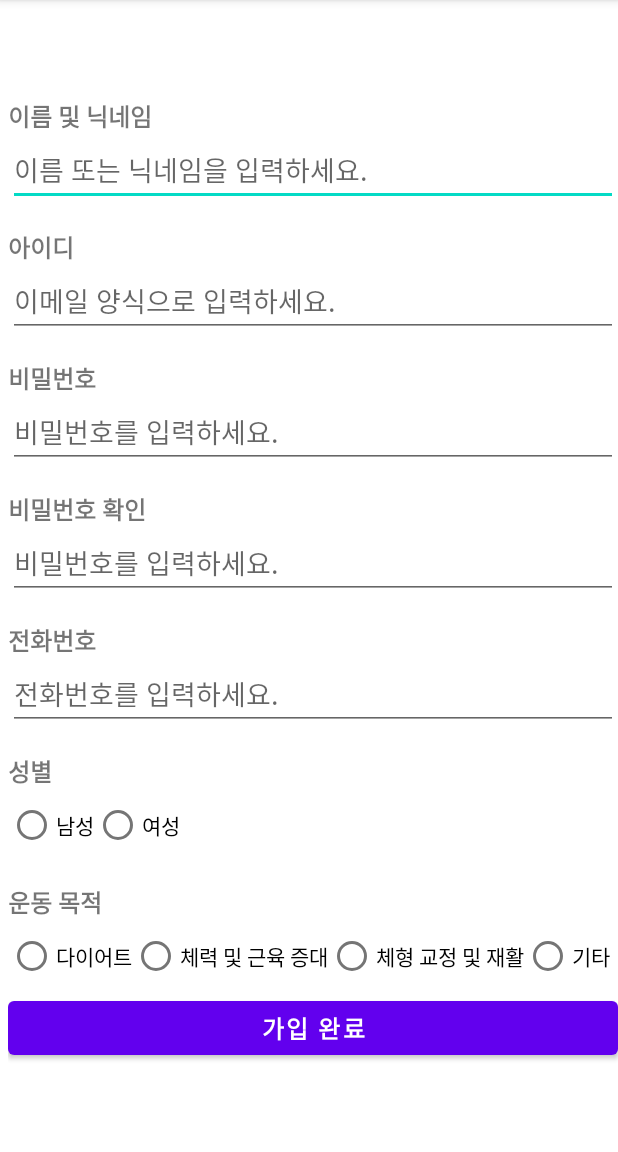
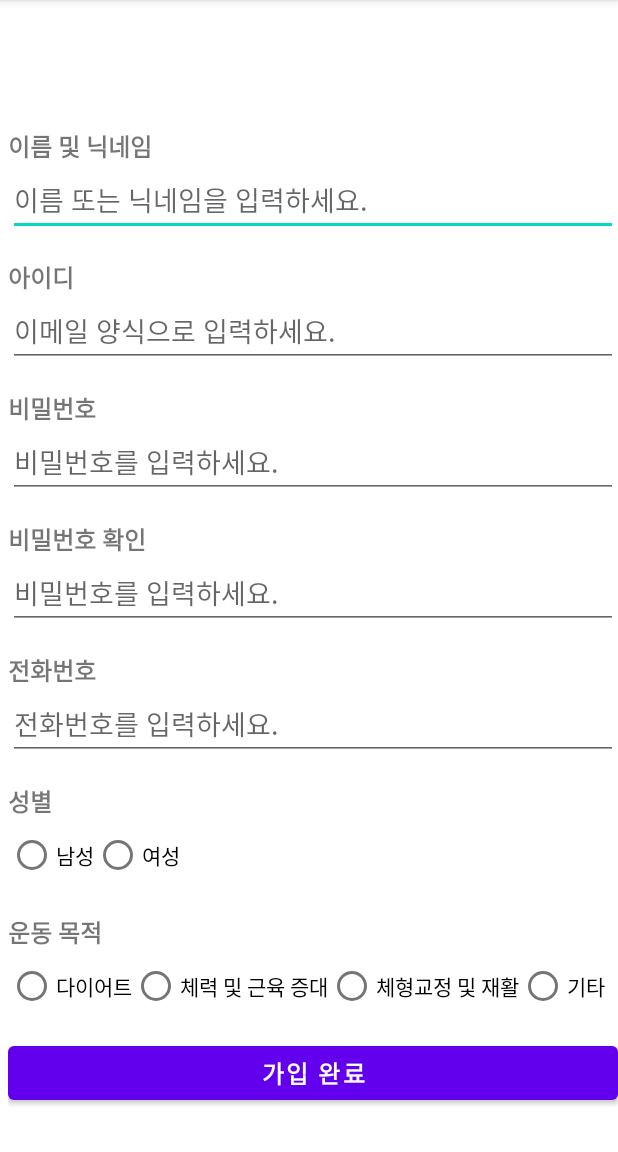
Before and after one commit to limce106/Guru2-Wefit, an Android app: the activity_register screen opened directly, with no data from a screen before it, on a phone screen of 412 x 824 dp, the part 84-1236 px from its top. Run offline under Robolectric (Android 15) with nearby library versions, the phone set to English and light mode, and no system bars.

Commit message:
solved : scroll

```diff
--- a/app/src/main/res/layout/activity_register.xml
+++ b/app/src/main/res/layout/activity_register.xml
@@ -1,15 +1,16 @@
 <?xml version="1.0" encoding="utf-8"?>
-<LinearLayout xmlns:android="http://schemas.android.com/apk/res/android"
+<androidx.constraintlayout.widget.ConstraintLayout xmlns:android="http://schemas.android.com/apk/res/android"
     xmlns:app="http://schemas.android.com/apk/res-auto"
     xmlns:tools="http://schemas.android.com/tools"
     android:layout_width="match_parent"
     android:layout_height="match_parent"
-    android:orientation="vertical"
-    android:paddingTop="50dp"
+    android:paddingTop="70dp"
     android:paddingLeft="5dp"
-    tools:context=".activity_register"
-    >
+    tools:context=".MainActivity">
 
+    <ScrollView
+        android:layout_width="match_parent"
+        android:layout_height="match_parent">
 
         <LinearLayout
             android:layout_width="match_parent"
@@ -31,12 +32,7 @@
                 android:hint="이름 또는 닉네임을 입력하세요."
                 android:minHeight="48dp"
                 android:singleLine="true" />
-        </LinearLayout>
 
-        <LinearLayout
-            android:layout_width="match_parent"
-            android:layout_height="wrap_content"
-            android:orientation="vertical">
             <TextView
                 android:layout_width="match_parent"
                 android:layout_height="wrap_content"
@@ -52,13 +48,6 @@
                 android:hint="이메일 양식으로 입력하세요."
                 android:inputType="textEmailAddress"
                 android:minHeight="48dp" />
-
-        </LinearLayout>
-
-    <LinearLayout
-        android:layout_width="match_parent"
-        android:layout_height="wrap_content"
-        android:orientation="vertical">
             <TextView
                 android:layout_width="match_parent"
                 android:layout_height="wrap_content"
@@ -75,12 +64,6 @@
                 android:inputType="textEmailAddress"
                 android:minHeight="48dp" />
 
-    </LinearLayout>
-
-    <LinearLayout
-        android:layout_width="match_parent"
-        android:layout_height="wrap_content"
-        android:orientation="vertical">
             <TextView
                 android:layout_width="match_parent"
                 android:layout_height="wrap_content"
@@ -97,13 +80,7 @@
                 android:inputType="textEmailAddress"
                 android:minHeight="48dp" />
 
-    </LinearLayout>
 
-
-    <LinearLayout
-        android:layout_width="match_parent"
-        android:layout_height="wrap_content"
-        android:orientation="vertical">
             <TextView
                 android:layout_width="match_parent"
                 android:layout_height="wrap_content"
@@ -119,13 +96,6 @@
                 android:hint="전화번호를 입력하세요."
                 android:inputType="textEmailAddress"
                 android:minHeight="48dp" />
-
-    </LinearLayout>
-
-    <LinearLayout
-        android:layout_width="match_parent"
-        android:layout_height="wrap_content"
-        android:orientation="vertical">
 
             <TextView
                 android:layout_width="match_parent"
@@ -154,12 +124,6 @@
                     android:layout_height="wrap_content"
                     android:text="여성" />
             </RadioGroup>
-    </LinearLayout>
-
-    <LinearLayout
-            android:layout_width="match_parent"
-            android:layout_height="wrap_content"
-            android:orientation="vertical">
 
             <TextView
                 android:layout_width="match_parent"
@@ -191,7 +155,7 @@
                     android:id="@+id/rb_P3"
                     android:layout_width="wrap_content"
                     android:layout_height="wrap_content"
-                android:text="체형 교정 및 재활" />
+                    android:text="체형교정 및 재활" />
 
                 <RadioButton
                     android:id="@+id/rb_P4"
@@ -199,23 +163,18 @@
                     android:layout_height="wrap_content"
                     android:text="기타" />
             </RadioGroup>
-        </LinearLayout>
-
-    <LinearLayout
-        android:layout_width="match_parent"
-        android:layout_height="wrap_content"
-        android:orientation="horizontal"
-        android:gravity="center">
 
             <Button
                 android:id="@+id/btn_finish_reg"
                 android:layout_width="match_parent"
                 android:layout_height="wrap_content"
-
+                android:layout_marginTop="10dp"
                 android:text="가입 완료"
                 android:textSize="16sp"
                 android:textStyle="bold" />
 
         </LinearLayout>
+    </ScrollView>
 
-</LinearLayout>
+
+</androidx.constraintlayout.widget.ConstraintLayout>
```
Lines whose indentation alone changed are shown as unchanged.
